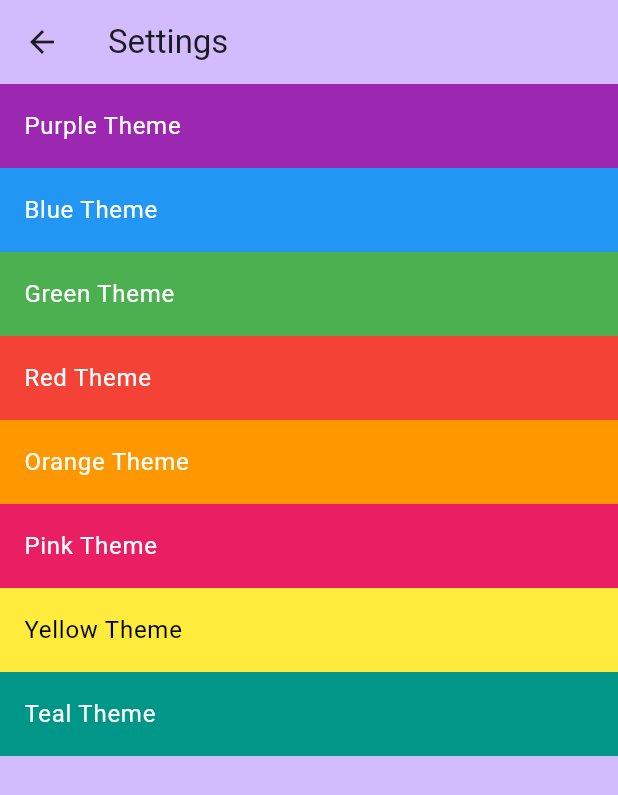
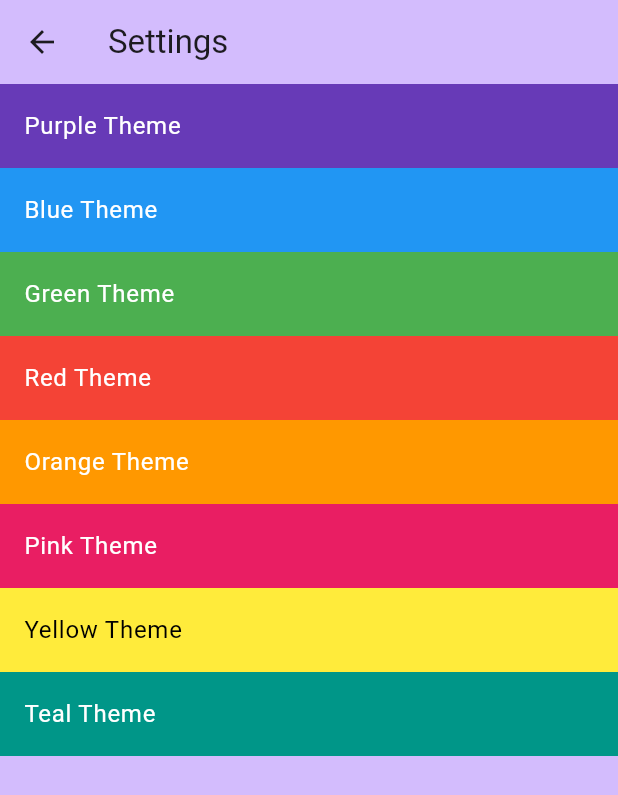
Before and after one commit to aimbesi1/mobile-project1, a Flutter app: the SettingsScreen screen opened directly, on a phone screen of 412 x 824 dp. Shown: the top 795 px of the screen. Run offline on Flutter 3.47's test engine with Material 3 defaults, Android fonts, the phone set to English and light mode, and no system bars; our stand-ins replace sqflite; accounts and stored records are empty.

Commit message:
Change purple theme to use deepPurple color

```diff
--- a/project1/lib/settings_screen.dart
+++ b/project1/lib/settings_screen.dart
@@ -12,7 +12,7 @@ class SettingsScreen extends StatelessWidget {
       ),
       body: ListView(
         children: [
-          _buildThemeTile(context, 'Purple Theme', Colors.purple),
+          _buildThemeTile(context, 'Purple Theme', Colors.deepPurple),
           _buildThemeTile(context, 'Blue Theme', Colors.blue),
           _buildThemeTile(context, 'Green Theme', Colors.green),
           _buildThemeTile(context, 'Red Theme', Colors.red),
```
